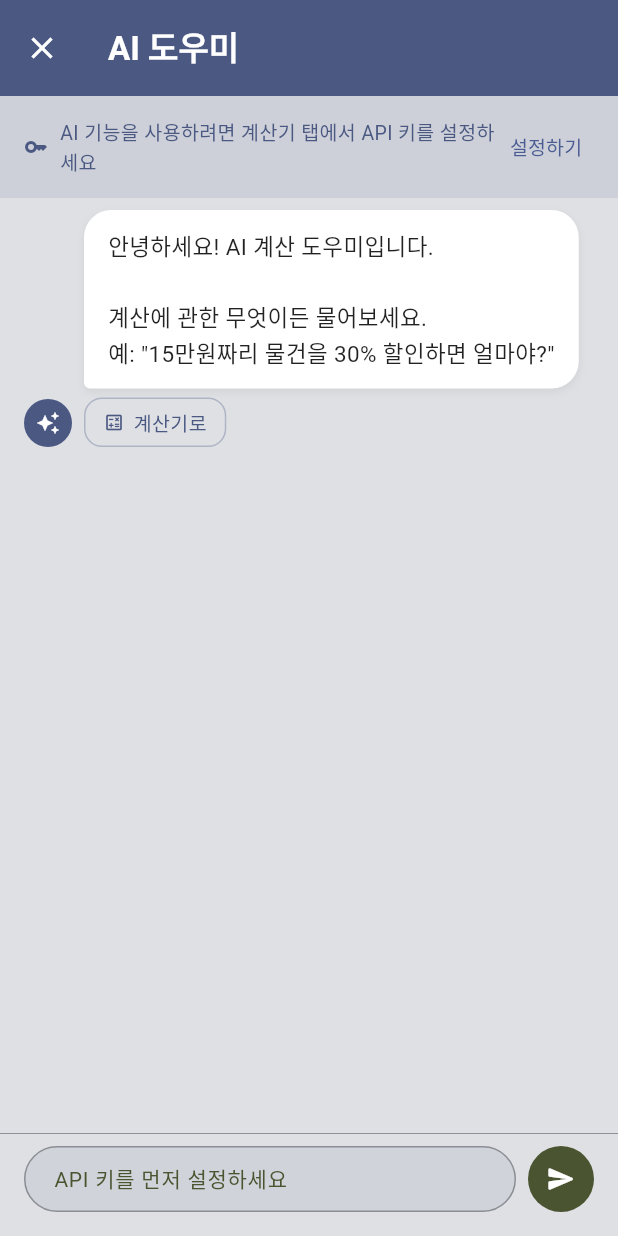
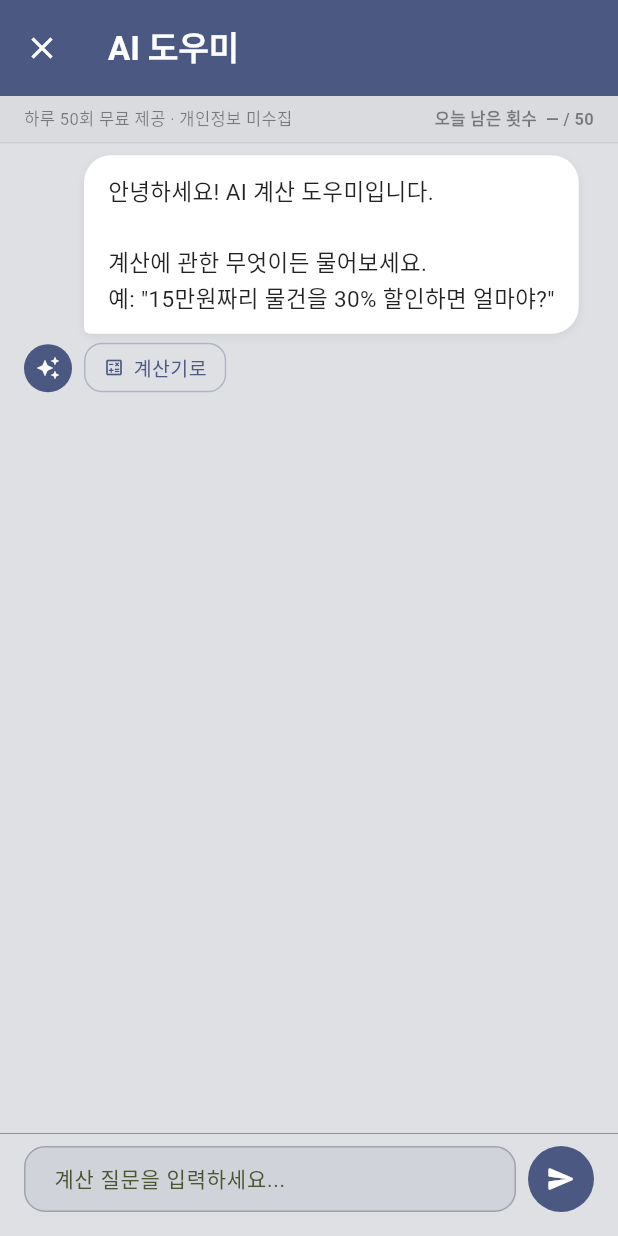
Before and after one commit to birddogmary24-bit/util-AIcalculator, a Flutter app: the AiChatScreen screen opened directly, on a phone screen of 412 x 824 dp. Run offline on Flutter 3.47's test engine with Material 3 defaults, Android fonts, the phone set to English and light mode, and no system bars; our stand-ins replace drift, drift_flutter, flutter_local_notifications, flutter_riverpod, flutter_secure_storage, flutter_timezone and 6 more; accounts and stored records are empty; generated files the repository leaves out were written again.

Commit message:
feat: server proxy for AI — no user API key required (v4)
- Add GCP Cloud Run proxy (ai-calculator-proxy, asia-northeast3)
- IAiService interface shared by GeminiService and ProxyAiService
- ProxyAiService: calls /api/v1/nlp and /api/v1/chat via Bearer token
- DeviceIdService: generates UUID v4 stored in SharedPreferences
- aiServiceProvider: always routes through proxy server
- AI buttons now active without user entering an API key
- AI chat modal: policy bar shows daily limit + remaining count (X/50)
- Bump version to 1.3.0+4

Co-Authored-By: Claude Sonnet 4.6 <noreply@anthropic.com>

```diff
--- /dev/null
+++ b/lib/domain/services/ai_service_interface.dart
@@ -0,0 +1,8 @@
+import 'package:util_ai_calculator/domain/services/gemini_service.dart';
+
+/// AI 서비스 공통 인터페이스.
+/// GeminiService와 ProxyAiService 모두 이 인터페이스를 구현한다.
+abstract class IAiService {
+  Future<NlpCalcResult> parseNaturalLanguage(String input);
+  Future<String> chat(List<Map<String, String>> messages);
+}
--- a/lib/domain/services/gemini_service.dart
+++ b/lib/domain/services/gemini_service.dart
@@ -6,6 +6,7 @@ import 'package:google_generative_ai/google_generative_ai.dart';
 import '../../core/constants/region.dart';
 import '../../providers/config_provider.dart';
 import '../../providers/region_provider.dart';
+import 'ai_service_interface.dart';
 
 class NlpCalcResult {
   final String expression;
@@ -21,7 +22,7 @@ class NlpCalcResult {
   });
 }
 
-class GeminiService {
+class GeminiService implements IAiService {
   final GenerativeModel _jsonModel;
   final GenerativeModel _chatModel;
   final RegionMode _region;
@@ -55,6 +56,7 @@ class GeminiService {
   }
 
   /// Natural language calculation
+  @override
   Future<NlpCalcResult> parseNaturalLanguage(String input) async {
     final prompt = _region == RegionMode.kr
         ? '''
@@ -105,6 +107,7 @@ Important: result must be a number, not a string.
   }
 
   /// Multi-turn chat — 최근 3쌍(6개)만 참조
+  @override
   Future<String> chat(List<Map<String, String>> messages) async {
     // indexOf 대신 lastIndexWhere + sublist 패턴으로 안전하게 처리
     final lastUserIndex = messages.lastIndexWhere((m) => m['role'] == 'user');
--- a/lib/presentation/ai_chat/ai_chat_screen.dart
+++ b/lib/presentation/ai_chat/ai_chat_screen.dart
@@ -3,7 +3,7 @@ import 'package:flutter/services.dart';
 import 'package:flutter_riverpod/flutter_riverpod.dart';
 import '../../core/constants/region.dart';
 import '../../core/theme/colors.dart';
-import '../../domain/services/gemini_service.dart';
+import '../../domain/services/proxy_ai_service.dart';
 import '../../domain/services/usage_limiter.dart';
 import '../../providers/config_provider.dart';
 import '../../providers/region_provider.dart';
@@ -61,7 +61,7 @@ class AiChatNotifier extends StateNotifier<AiChatState> {
 
   Future<void> send(String input) async {
     if (input.trim().isEmpty) return;
-    final service = _ref.read(geminiServiceProvider);
+    final service = _ref.read(aiServiceProvider);
     if (service == null) return;
 
     final userMsg = ChatMessage(
@@ -180,8 +180,9 @@ class _AiChatScreenState extends ConsumerState<AiChatScreen> {
   Widget build(BuildContext context) {
     final s = AppStrings.of(ref.watch(regionProvider));
     final chatState = ref.watch(aiChatProvider);
-    final apiKey = ref.watch(apiKeyNotifierProvider).valueOrNull;
-    final hasKey = apiKey != null && apiKey.isNotEmpty;
+    final service = ref.watch(aiServiceProvider);
+    final hasKey = service != null;
+    final remaining = (service is ProxyAiService) ? service.remainingToday : -1;
 
     // Auto scroll on new message
     ref.listen(aiChatProvider, (_, __) {
@@ -209,7 +210,7 @@ class _AiChatScreenState extends ConsumerState<AiChatScreen> {
       ),
       body: Column(
         children: [
-          if (!hasKey) _apiKeyBanner(context, s),
+          _policyBar(context, s, remaining),
 
           Expanded(
             child: ListView.builder(
@@ -243,25 +244,54 @@ class _AiChatScreenState extends ConsumerState<AiChatScreen> {
     );
   }
 
-  Widget _apiKeyBanner(BuildContext context, Map<String, String> s) {
+  /// 정책 안내 + 사용량 표시 바 (항상 노출)
+  Widget _policyBar(BuildContext context, Map<String, String> s, int remaining) {
+    final isDark = Theme.of(context).brightness == Brightness.dark;
+    final region = ref.watch(regionProvider);
+    final isKr = region == RegionMode.kr;
+
+    final policyText = isKr
+        ? '하루 50회 무료 제공 · 개인정보 미수집'
+        : 'Free 50 uses/day · No personal data collected';
+
+    final countText = remaining >= 0
+        ? (isKr ? '오늘 남은 횟수  $remaining / 50' : 'Remaining today  $remaining / 50')
+        : (isKr ? '오늘 남은 횟수  — / 50' : 'Remaining today  — / 50');
+
     return Container(
       width: double.infinity,
-      padding: const EdgeInsets.symmetric(horizontal: 16, vertical: 10),
-      color: AppColors.aiTipAccent.withAlpha(30),
+      padding: const EdgeInsets.symmetric(horizontal: 16, vertical: 7),
+      decoration: BoxDecoration(
+        color: isDark
+            ? Colors.white.withAlpha(10)
+            : Colors.black.withAlpha(6),
+        border: Border(
+          bottom: BorderSide(
+            color: isDark ? Colors.white12 : Colors.black12,
+            width: 0.5,
+          ),
+        ),
+      ),
       child: Row(
         children: [
-          const Icon(Icons.key_outlined, size: 16, color: AppColors.aiTipAccent),
-          const SizedBox(width: 8),
           Expanded(
             child: Text(
-              s['api_key_banner']!,
-              style: const TextStyle(fontSize: 13, color: AppColors.aiTipAccent),
+              policyText,
+              style: TextStyle(
+                fontSize: 11,
+                color: isDark ? Colors.white54 : Colors.black45,
+              ),
             ),
           ),
-          TextButton(
-            onPressed: () => Navigator.of(context).pop(),
-            style: TextButton.styleFrom(padding: EdgeInsets.zero),
-            child: Text(s['go_settings']!, style: const TextStyle(fontSize: 13)),
+          Text(
+            countText,
+            style: TextStyle(
+              fontSize: 11,
+              fontWeight: FontWeight.w600,
+              color: remaining == 0
+                  ? AppColors.error
+                  : (isDark ? Colors.white54 : Colors.black45),
+            ),
           ),
         ],
       ),
--- a/lib/providers/config_provider.dart
+++ b/lib/providers/config_provider.dart
@@ -1,5 +1,10 @@
 import 'package:flutter_riverpod/flutter_riverpod.dart';
+import 'package:http/http.dart' as http;
+import '../domain/services/ai_service_interface.dart';
+import '../domain/services/device_id_service.dart';
+import '../domain/services/proxy_ai_service.dart';
 import '../domain/services/secure_config.dart';
+import 'region_provider.dart';
 
 final apiKeyProvider = FutureProvider<String?>((ref) async {
   return SecureConfig.getApiKey();
@@ -38,3 +43,17 @@ class ApiKeyNotifier extends StateNotifier<AsyncValue<String?>> {
 
   String? get currentKey => state.valueOrNull;
 }
+
+/// 앱 고유 디바이스 ID (UUID v4, SharedPreferences 영구 저장)
+final deviceIdProvider = FutureProvider<String>((ref) async {
+  return DeviceIdService.getOrCreate();
+});
+
+/// 항상 프록시 서버를 경유하는 AI 서비스.
+/// deviceId 로딩 전(null)이면 null 반환.
+final aiServiceProvider = Provider<IAiService?>((ref) {
+  final deviceId = ref.watch(deviceIdProvider).valueOrNull;
+  if (deviceId == null) return null;
+  final region = ref.watch(regionProvider);
+  return ProxyAiService(http.Client(), region, deviceId);
+});
--- a/pubspec.yaml
+++ b/pubspec.yaml
@@ -1,7 +1,7 @@
 name: util_ai_calculator
 description: "AI 계산기 - 자연어 계산, 영수증 인식, 맥락 해석 기능을 갖춘 스마트 계산기"
 publish_to: 'none'
-version: 1.2.0+3
+version: 1.3.0+4
 
 environment:
   sdk: ^3.6.2
```
Also changed, not shown: lib/domain/services/device_id_service.dart (added, +19 -0 lines), lib/domain/services/proxy_ai_service.dart (added, +141 -0 lines), lib/presentation/calculator/calculator_screen.dart (+41 -9 lines), 1 other file.
